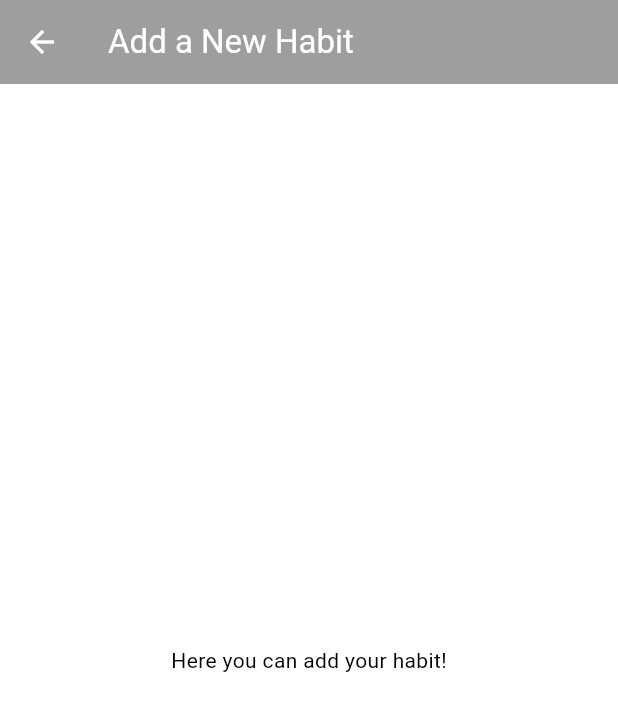
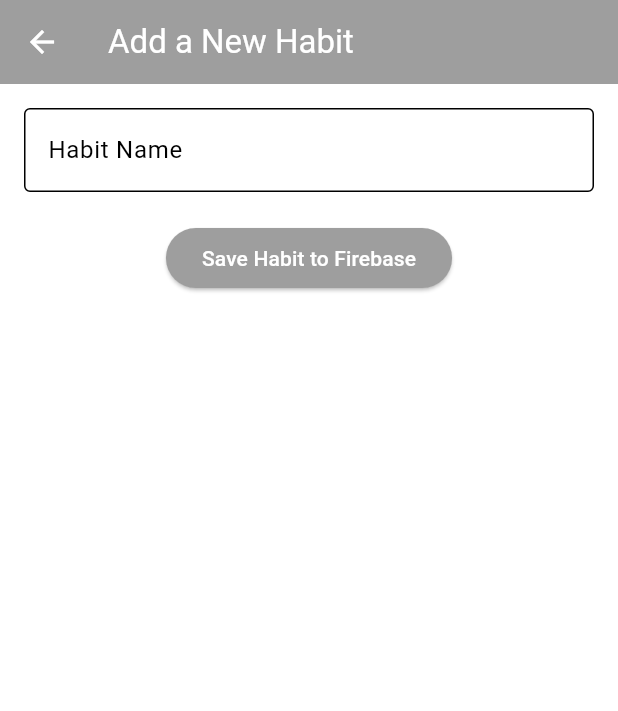
Before and after one commit to meeddhaa/mini_habit_tracker, a Flutter app: the AddHabitPage screen opened by its route, on a phone screen of 412 x 824 dp. Shown: the top 711 px of the screen. Run offline on Flutter 3.47's test engine with Material 3 defaults, Android fonts, the phone set to English and light mode, and no system bars; our stand-ins replace cloud_firestore, firebase_auth, firebase_core, fl_chart, flutter_heatmap_calendar, flutter_local_notifications and 4 more; accounts and stored records are empty; generated files the repository leaves out were written again; network calls fail; statements that could not run were skipped.

```diff
--- a/lib/pages/add_habit_page.dart
+++ b/lib/pages/add_habit_page.dart
@@ -1,13 +1,87 @@
 import 'package:flutter/material.dart';
+import 'package:cloud_firestore/cloud_firestore.dart';
+import 'package:firebase_auth/firebase_auth.dart';
 
-class AddHabitPage extends StatelessWidget {
+class AddHabitPage extends StatefulWidget {
   const AddHabitPage({super.key});
+
+  @override
+  State<AddHabitPage> createState() => _AddHabitPageState();
+}
+
+class _AddHabitPageState extends State<AddHabitPage> {
+  final TextEditingController textController = TextEditingController();
+  final FirebaseFirestore firestore = FirebaseFirestore.instance;
+  final FirebaseAuth auth = FirebaseAuth.instance;
+
+  bool isLoading = false;
+
+  Future<void> saveHabit() async {
+    final habitName = textController.text.trim();
+    if (habitName.isEmpty) {
+      ScaffoldMessenger.of(context).showSnackBar(
+        const SnackBar(content: Text('Habit name cannot be empty!')),
+      );
+      return;
+    }
+
+    setState(() {
+      isLoading = true;
+    });
+
+    try {
+      final userId = auth.currentUser?.uid ?? 'anonymous';
+
+      await firestore.collection('habits').add({
+        'name': habitName,
+        'userId': userId,
+        'completedDays': [], // initially empty
+        'createdAt': FieldValue.serverTimestamp(),
+      });
+
+      ScaffoldMessenger.of(context).showSnackBar(
+        const SnackBar(content: Text('Habit added successfully!')),
+      );
+
+      Navigator.pop(context); // go back to HomePage
+    } catch (e) {
+      ScaffoldMessenger.of(context).showSnackBar(
+        SnackBar(content: Text('Error adding habit: $e')),
+      );
+    } finally {
+      setState(() {
+        isLoading = false;
+      });
+    }
+  }
 
   @override
   Widget build(BuildContext context) {
     return Scaffold(
-      appBar: AppBar(title: Text('Add a New Habit')),
-      body: Center(child: Text('Here you can add your habit!')),
+      appBar: AppBar(
+        title: const Text('Add a New Habit'),
+      ),
+      body: Padding(
+        padding: const EdgeInsets.all(16.0),
+        child: Column(
+          children: [
+            TextField(
+              controller: textController,
+              decoration: const InputDecoration(
+                labelText: 'Habit Name',
+                border: OutlineInputBorder(),
+              ),
+            ),
+            const SizedBox(height: 20),
+            isLoading
+                ? const CircularProgressIndicator()
+                : ElevatedButton(
+                    onPressed: saveHabit,
+                    child: const Text('Save Habit to Firebase'),
+                  ),
+          ],
+        ),
+      ),
     );
   }
 }
--- a/lib/pages/notepad_page.dart
+++ b/lib/pages/notepad_page.dart
@@ -152,7 +152,9 @@ class _NotepadPageState extends State<NotepadPage> {
       ..sort((a, b) => DateTime.parse(grouped[b]![0]['date'])
           .compareTo(DateTime.parse(grouped[a]![0]['date'])));
     Map<String, List<Map<String, dynamic>>> sortedGrouped = {};
-    for (var k in sortedKeys) sortedGrouped[k] = grouped[k]!;
+    for (var k in sortedKeys) {
+      sortedGrouped[k] = grouped[k]!;
+    }
 
     return sortedGrouped;
   }
@@ -223,7 +225,7 @@ class _NotepadPageState extends State<NotepadPage> {
                           ),
                         ),
                       );
-                    }).toList(),
+                    }),
                     const SizedBox(height: 16),
                   ],
                 );
--- /dev/null
+++ b/lib/services/firestore_habit_service.dart
@@ -0,0 +1 @@
+// TODO Implement this library.
--- a/lib/util/notification_helper.dart
+++ b/lib/util/notification_helper.dart
@@ -1,7 +1,6 @@
 import 'dart:io';
 import 'package:flutter/material.dart';
 import 'package:flutter_local_notifications/flutter_local_notifications.dart';
-import 'package:timezone/data/latest.dart' as tz;
 import 'package:timezone/timezone.dart' as tz;
 import 'package:timezone/data/latest_all.dart' as tzData;
 
```
Also changed, not shown: lib/database/firestore_habit_service.dart (added, +51 -0 lines), lib/main.dart (+11 -6 lines), lib/pages/home_page.dart (+14 -17 lines), lib/firebase_options.dart, 5 other files.
